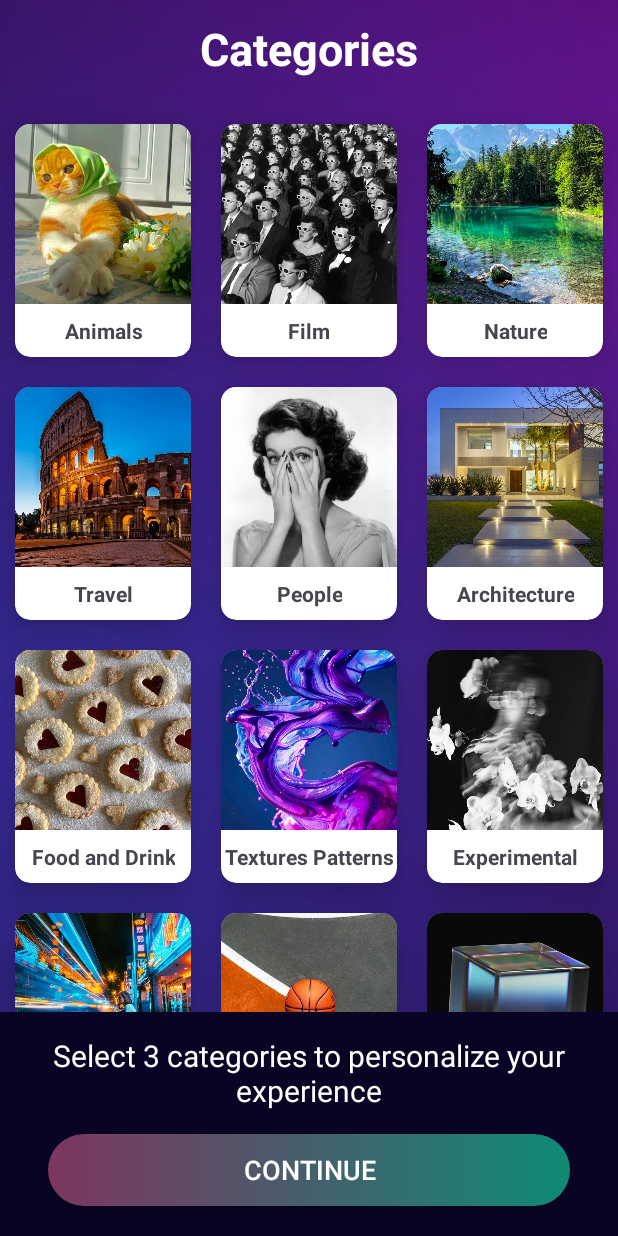
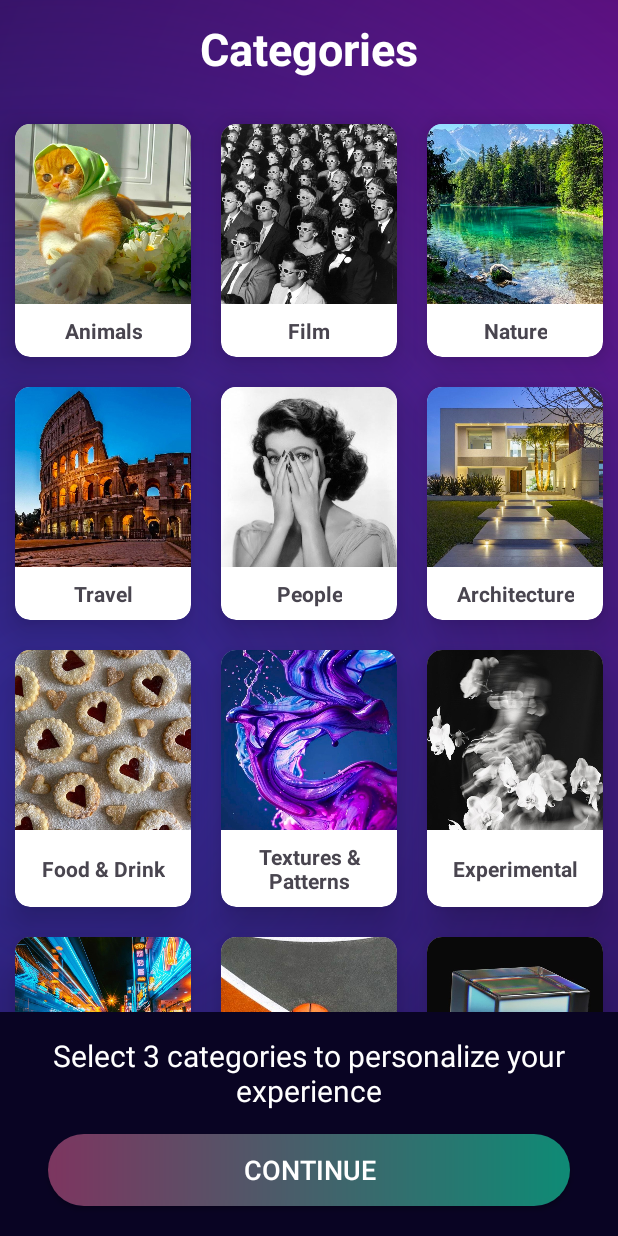
Before and after one commit to isikbelkis/PixWall-Wallpaper-App, an Android app: the CategoryFragment screen opened through its navigation route, on a phone screen of 412 x 824 dp. Run offline under Robolectric (Android 15) with nearby library versions, the phone set to English and light mode, and no system bars.

```diff
--- a/app/build.gradle.kts
+++ b/app/build.gradle.kts
@@ -29,6 +29,7 @@ android {
             )
         }
     }
+
     compileOptions {
         sourceCompatibility = JavaVersion.VERSION_1_8
         targetCompatibility = JavaVersion.VERSION_1_8
--- a/app/src/main/java/com/example/backgroundapp/model/Category.kt
+++ b/app/src/main/java/com/example/backgroundapp/model/Category.kt
@@ -1,4 +1,6 @@
 package com.example.backgroundapp.model
+
+import com.example.backgroundapp.R
 
 
 data class Category(
@@ -8,3 +10,80 @@ data class Category(
     var isSelected: Boolean = false,
     val queryParam: String
 )
+object CategoryData {
+
+    val categories = listOf(
+        Category(
+            id = 1,
+            name = "Animals",
+            imageResId = R.drawable.animals,
+            queryParam = "animals"
+        ),
+        Category(
+            id = 2,
+            name = "Film",
+            imageResId = R.drawable.film,
+            queryParam = "film"
+        ),
+        Category(
+            id = 3,
+            name = "Nature",
+            imageResId = R.drawable.nature,
+            queryParam = "nature"
+        ),
+        Category(
+            id = 4,
+            name = "Travel",
+            imageResId = R.drawable.travel,
+            queryParam = "travel"
+        ),
+        Category(
+            id = 5,
+            name = "People",
+            imageResId = R.drawable.people,
+            queryParam = "people"
+        ),
+        Category(
+            id = 6,
+            name = "Architecture",
+            imageResId = R.drawable.architecture_interiors,
+            queryParam = "architecture_interiors"
+        ),
+        Category(
+            id = 7,
+            name = "Food & Drink",
+            imageResId = R.drawable.food_drink,
+            queryParam = "food_drink"
+        ),
+        Category(
+            id = 8,
+            name = "Textures & Patterns",
+            imageResId = R.drawable.textures_patterns,
+            queryParam = "textures_patterns"
+        ),
+        Category(
+            id = 9,
+            name = "Experimental",
+            imageResId = R.drawable.experimental,
+            queryParam = "experimental"
+        ),
+        Category(
+            id = 10,
+            name = "Photography",
+            imageResId = R.drawable.streeth_photography,
+            queryParam = "streeth_photography"
+        ),
+        Category(
+            id = 11,
+            name = "Sports",
+            imageResId = R.drawable.sports,
+            queryParam = "sports"
+        ),
+        Category(
+            id = 12,
+            name = "3D",
+            imageResId = R.drawable.dddd,
+            queryParam = "3d"
+        )
+    )
+}
--- a/app/src/main/java/com/example/backgroundapp/util/GlideExtension.kt
+++ b/app/src/main/java/com/example/backgroundapp/util/GlideExtension.kt
@@ -1,5 +1,6 @@
 package com.example.backgroundapp.util
 
+import android.view.View
 import android.widget.ImageView
 import com.bumptech.glide.Glide
 import com.bumptech.glide.request.RequestOptions
@@ -24,3 +25,11 @@ fun ImageView.loadCircleImage(path: String) {
         .apply(requestOptions)
         .into(this)
 }
+
+fun View.hide() {
+    this.visibility = View.GONE
+}
+
+fun View.show() {
+    this.visibility = View.VISIBLE
+}
--- a/app/src/main/java/com/example/backgroundapp/view/BottomNavActivity.kt
+++ b/app/src/main/java/com/example/backgroundapp/view/BottomNavActivity.kt
@@ -1,11 +1,12 @@
 package com.example.backgroundapp.view
 
 import android.os.Bundle
-import android.view.View
 import androidx.appcompat.app.AppCompatActivity
 import androidx.navigation.findNavController
 import com.example.backgroundapp.R
 import com.example.backgroundapp.databinding.ActivityBattomNavBinding
+import com.example.backgroundapp.util.hide
+import com.example.backgroundapp.util.show
 import com.ismaeldivita.chipnavigation.ChipNavigationBar
 
 class BottomNavActivity : AppCompatActivity() {
@@ -31,18 +32,11 @@ class BottomNavActivity : AppCompatActivity() {
         }
 
         navController.addOnDestinationChangedListener { _, destination, _ ->
-            when (destination.id) {
-                R.id.detailFragment -> hideBottomNav()
-                else -> showBottomNav()
+            if (destination.id == R.id.detailFragment) {
+                binding.navView.hide()
+            } else {
+                binding.navView.show()
             }
         }
     }
-
-    private fun hideBottomNav() {
-        binding.navView.visibility = View.GONE
-    }
-
-    private fun showBottomNav() {
-        binding.navView.visibility = View.VISIBLE
-    }
 }
--- a/app/src/main/java/com/example/backgroundapp/view/CategoryFragment.kt
+++ b/app/src/main/java/com/example/backgroundapp/view/CategoryFragment.kt
@@ -12,6 +12,7 @@ import com.example.backgroundapp.R
 import com.example.backgroundapp.adapter.CategoryAdapter
 import com.example.backgroundapp.databinding.FragmentCategoryBinding
 import com.example.backgroundapp.model.Category
+import com.example.backgroundapp.model.CategoryData
 import com.example.backgroundapp.viewmodel.CategoryViewModel
 import org.koin.android.ext.android.inject
 
@@ -35,80 +36,7 @@ class CategoryFragment : Fragment() {
             findNavController().navigate(action)
         }
 
-        val categories = listOf(
-            Category(
-                id = 1,
-                name = getString(R.string.animals),
-                imageResId = R.drawable.animals,
-                queryParam = "animals"
-            ),
-            Category(
-                id = 2,
-                name = getString(R.string.film),
-                imageResId = R.drawable.film,
-                queryParam = "film"
-            ),
-            Category(
-                id = 3,
-                name = getString(R.string.nature),
-                imageResId = R.drawable.nature,
-                queryParam = "nature"
-            ),
-            Category(
-                id = 4,
-                name = getString(R.string.travel),
-                imageResId = R.drawable.travel,
-                queryParam = "travel"
-            ),
-            Category(
-                id = 5,
-                name = getString(R.string.people),
-                imageResId = R.drawable.people,
-                queryParam = "people"
-            ),
-            Category(
-                id = 6,
-                name = getString(R.string.architecture),
-                imageResId = R.drawable.architecture_interiors,
-                queryParam = "architecture_interiors"
-            ),
-            Category(
-                id = 7,
-                name = getString(R.string.food_drink),
-                imageResId = R.drawable.food_drink,
-                queryParam = "food_drink"
-            ),
-            Category(
-                id = 8,
-                name = getString(R.string.textures_patterns),
-                imageResId = R.drawable.textures_patterns,
-                queryParam = "textures_patterns"
-            ),
-            Category(
-                id = 9,
-                name = getString(R.string.experimental),
-                imageResId = R.drawable.experimental,
-                queryParam = "experimental"
-            ),
-            Category(
-                id = 10,
-                name = getString(R.string.photography),
-                imageResId = R.drawable.streeth_photography,
-                queryParam = "streeth_photography"
-            ),
-            Category(
-                id = 11,
-                name = getString(R.string.sports),
-                imageResId = R.drawable.sports,
-                queryParam = "sports"
-            ),
-            Category(
-                id = 12,
-                name = getString(R.string.d),
-                imageResId = R.drawable.dddd,
-                queryParam = "3d"
-            )
-        )
+        val categories = CategoryData.categories
 
         adapter = CategoryAdapter(categories) { category ->
             if (category.isSelected) {
--- a/app/src/main/java/com/example/backgroundapp/view/DetailFragment.kt
+++ b/app/src/main/java/com/example/backgroundapp/view/DetailFragment.kt
@@ -61,7 +61,6 @@ class DetailFragment : Fragment() {
         with(binding) {
             detailViewModel.imageResponse.observe(viewLifecycleOwner) { image ->
                 if (image != null) {
-                    Log.d("DetailFragment", "Image loaded: ${image.urls?.full}")
                     image.urls?.full?.let { url ->
                         backgroundImageView.loadImage(url)
                         imageUrl = url
@@ -72,8 +71,6 @@ class DetailFragment : Fragment() {
                     textName.text = image.user?.name.orEmpty()
                     textLike.text = image.likes?.toString().orEmpty()
                     detailViewModel.checkIfPhotoIsSaved(image.urls?.full.orEmpty())
-                } else {
-                    Log.e("DetailFragment", "Image is null or not loaded properly")
                 }
             }
             detailViewModel.isPhotoSavedLiveData.observe(viewLifecycleOwner) { isSaved ->
```
